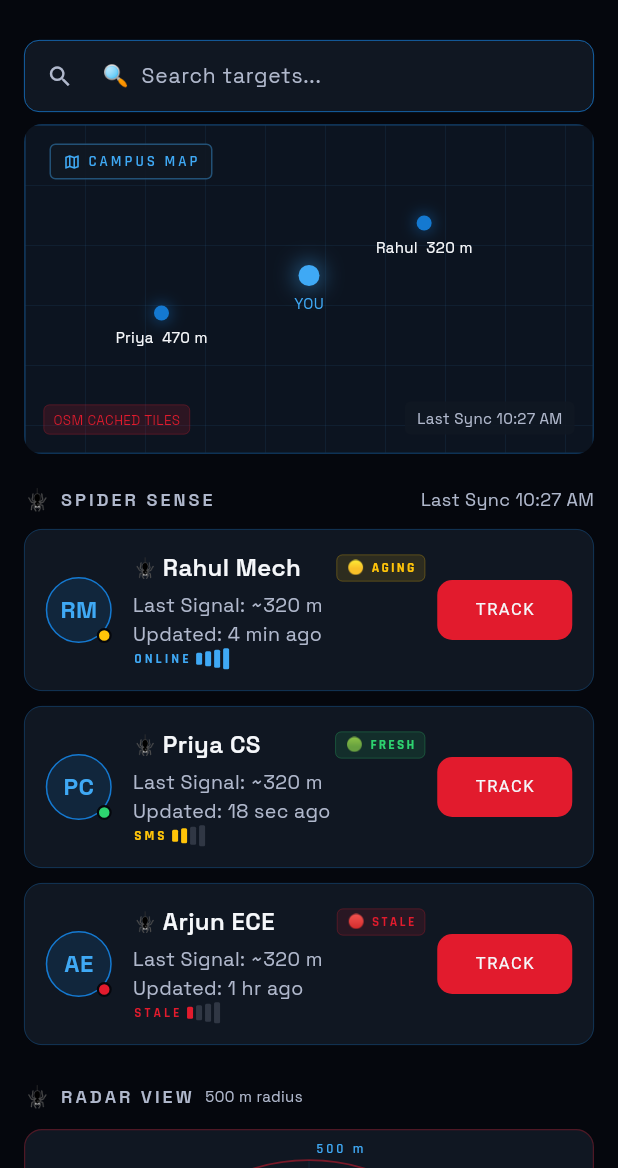
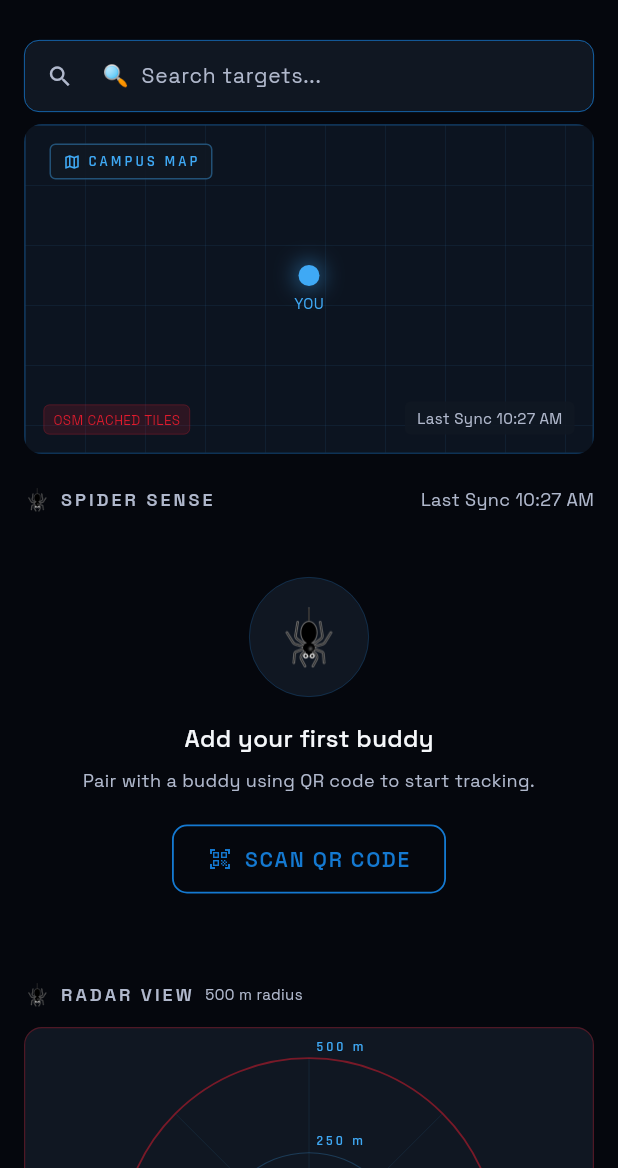
Before and after one commit to Aryan24a-git/Buddy-Tracker, a Flutter app: the screen it shows after launch, on a phone screen of 412 x 824 dp, the part 68-1236 px from its top. Run offline on Flutter 3.47's test engine with Material 3 defaults, Android fonts, the phone set to English and light mode, and no system bars; our stand-ins replace drift, flutter_dotenv, flutter_riverpod, geolocator, go_router, google_fonts and 3 more; missing offline and left inert: mobile_scanner, sqlite3; accounts and stored records are empty; generated files the repository leaves out were written again; network calls fail.

Commit message:
feat: wire real Drift database to buddy providers, remove mock markers, bump to v1.0.1

```diff
--- a/lib/core/constants/app_constants.dart
+++ b/lib/core/constants/app_constants.dart
@@ -6,7 +6,7 @@ class AppConstants {
   AppConstants._();
 
   // ── Version & GitHub Updates ─────────────────────────────────────────────
-  static const String appVersion = '1.0.0';
+  static const String appVersion = '1.0.1';
   static const String githubRepo = 'Aryan24a-git/Buddy-Tracker';
   static const String githubLatestReleaseApi =
       'https://api.github.com/repos/Aryan24a-git/Buddy-Tracker/releases/latest';
--- a/lib/features/dashboard/screens/dashboard_screen.dart
+++ b/lib/features/dashboard/screens/dashboard_screen.dart
@@ -144,6 +144,7 @@ class _DashboardScreenState extends ConsumerState<DashboardScreen> {
                         child: SizedBox(
                           height: 220,
                           child: MapPlaceholderWidget(
+                            buddies: buddies,
                             lastSyncTime: DateTime.now()
                                 .subtract(const Duration(minutes: 3)),
                           ),
--- a/lib/features/map/widgets/map_placeholder_widget.dart
+++ b/lib/features/map/widgets/map_placeholder_widget.dart
@@ -1,12 +1,18 @@
 import 'package:flutter/material.dart';
 import 'package:buddy_tracker/core/theme/theme.dart';
 import 'package:buddy_tracker/core/utils/freshness.dart';
+import 'package:buddy_tracker/models/buddy.dart';
 
 /// Campus map preview widget styled with tactical dark theme aesthetics.
 class MapPlaceholderWidget extends StatelessWidget {
-  const MapPlaceholderWidget({super.key, this.lastSyncTime});
+  const MapPlaceholderWidget({
+    super.key,
+    this.lastSyncTime,
+    this.buddies = const [],
+  });
 
   final DateTime? lastSyncTime;
+  final List<BuddyModel> buddies;
 
   @override
   Widget build(BuildContext context) {
@@ -23,36 +29,18 @@ class MapPlaceholderWidget extends StatelessWidget {
             size: Size.infinite,
           ),
 
-          // ── Mock marker: YOU ─────────────────────────────────────────
+          // ── Real marker: YOU ─────────────────────────────────────────
           const Center(
-            child: _MockMarker(
+            child: _BuddyMarker(
               label: 'YOU',
               color: AppColors.electricBlue,
               isYou: true,
             ),
           ),
 
-          // ── Mock marker: Rahul ────────────────────────────────────────
-          const Positioned(
-            top: 60,
-            right: 80,
-            child: _MockMarker(
-              label: 'Rahul',
-              color: AppColors.webBlue,
-              distanceLabel: '320 m',
-            ),
-          ),
-
-          // ── Mock marker: Priya ───────────────────────────────────────
-          const Positioned(
-            bottom: 70,
-            left: 60,
-            child: _MockMarker(
-              label: 'Priya',
-              color: AppColors.webBlue,
-              distanceLabel: '470 m',
-            ),
-          ),
+          // ── Dynamic markers for connected buddies ────────────────────
+          for (int i = 0; i < buddies.length && i < 4; i++)
+            _buildBuddyPosition(context, buddies[i], i),
 
           // ── CAMPUS MAP label ─────────────────────────────────────────
           Positioned(
@@ -125,12 +113,38 @@ class MapPlaceholderWidget extends StatelessWidget {
       ),
     );
   }
+
+  Widget _buildBuddyPosition(BuildContext context, BuddyModel buddy, int index) {
+    // Relative layout offsets for up to 4 buddies around the center
+    final offsets = [
+      const Alignment(0.6, -0.5),
+      const Alignment(-0.6, 0.5),
+      const Alignment(-0.5, -0.6),
+      const Alignment(0.5, 0.6),
+    ];
+
+    final align = offsets[index % offsets.length];
+
+    String? distanceText;
+    if (buddy.lastLocation != null) {
+      distanceText = '${buddy.lastLocation!.accuracy?.round() ?? 0}m acc';
+    }
+
+    return Align(
+      alignment: align,
+      child: _BuddyMarker(
+        label: buddy.displayName,
+        color: AppColors.webBlue,
+        distanceLabel: distanceText,
+      ),
+    );
+  }
 }
 
 // ── Private helpers ─────────────────────────────────────────────────────────
 
-class _MockMarker extends StatelessWidget {
-  const _MockMarker({
+class _BuddyMarker extends StatelessWidget {
+  const _BuddyMarker({
     required this.label,
     required this.color,
     this.distanceLabel,
--- a/lib/providers/buddy_providers.dart
+++ b/lib/providers/buddy_providers.dart
@@ -1,51 +1,67 @@
+import 'package:drift/drift.dart';
 import 'package:flutter_riverpod/flutter_riverpod.dart';
 import 'package:buddy_tracker/models/buddy.dart';
 import 'package:buddy_tracker/models/location.dart';
+import 'package:buddy_tracker/providers/service_providers.dart';
 
-/// Provides the active buddy list for display on dashboard and radar.
-final buddyListProvider = Provider<List<BuddyModel>>((ref) {
-  final now = DateTime.now();
-  return [
-    BuddyModel(
-      id: 'buddy-1',
-      displayName: 'Rahul Mech',
-      lastLocation: LocationModel(
-        buddyId: 'buddy-1',
-        latitude: 12.9720,
-        longitude: 77.5946,
-        timestamp: now.subtract(const Duration(minutes: 4)),
-        accuracy: 12,
-        speed: 0.58, // ~2.1 km/h
-        transport: LocationTransport.internet,
-      ),
+/// Reactive provider that streams real buddies and their latest locations directly from Drift SQLite.
+final buddyListStreamProvider = StreamProvider<List<BuddyModel>>((ref) {
+  final db = ref.watch(databaseProvider);
+
+  // Watch buddies and join with their last known locations
+  final query = db.select(db.buddies).join([
+    leftOuterJoin(
+      db.lastLocations,
+      db.lastLocations.buddyId.equalsExp(db.buddies.id),
     ),
-    BuddyModel(
-      id: 'buddy-2',
-      displayName: 'Priya CS',
-      lastLocation: LocationModel(
-        buddyId: 'buddy-2',
-        latitude: 12.9736,
-        longitude: 77.5952,
-        timestamp: now.subtract(const Duration(seconds: 18)),
-        accuracy: 8,
-        speed: 1.2,
-        transport: LocationTransport.sms,
-      ),
-    ),
-    BuddyModel(
-      id: 'buddy-3',
-      displayName: 'Arjun ECE',
-      lastLocation: LocationModel(
-        buddyId: 'buddy-3',
-        latitude: 12.9650,
-        longitude: 77.5890,
-        timestamp: now.subtract(const Duration(hours: 1, minutes: 15)),
-        accuracy: 20,
-        transport: LocationTransport.cache,
-      ),
-    ),
-  ];
+  ]);
+
+  return query.watch().map((rows) {
+    return rows.map((row) {
+      final buddyData = row.readTable(db.buddies);
+      final locationData = row.readTableOrNull(db.lastLocations);
+
+      LocationModel? location;
+      if (locationData != null) {
+        LocationTransport transport;
+        switch (locationData.transport) {
+          case 'internet':
+            transport = LocationTransport.internet;
+            break;
+          case 'sms':
+            transport = LocationTransport.sms;
+            break;
+          default:
+            transport = LocationTransport.cache;
+        }
+
+        location = LocationModel(
+          buddyId: locationData.buddyId,
+          latitude: locationData.latitude,
+          longitude: locationData.longitude,
+          timestamp: locationData.timestamp,
+          accuracy: locationData.accuracy,
+          speed: locationData.speed,
+          heading: locationData.heading,
+          transport: transport,
+        );
+      }
+
+      return BuddyModel(
+        id: buddyData.id,
+        displayName: buddyData.nickname ?? 'Buddy ${buddyData.id.substring(0, buddyData.id.length.clamp(0, 6))}',
+        nickname: buddyData.nickname,
+        lastLocation: location,
+      );
+    }).toList();
+  });
 });
 
-/// Selected buddy ID for the active tracking screen.
+/// Convenience synchronous list provider providing the current data (or empty list if uninitialized).
+final buddyListProvider = Provider<List<BuddyModel>>((ref) {
+  final asyncValue = ref.watch(buddyListStreamProvider);
+  return asyncValue.value ?? const [];
+});
+
+/// Selected buddy ID for active tracking.
 final selectedBuddyIdProvider = StateProvider<String?>((ref) => null);
--- a/pubspec.yaml
+++ b/pubspec.yaml
@@ -2,7 +2,7 @@ name: buddy_tracker
 description: "Consent-based college campus buddy location-sharing app with Spider-Sense radar."
 publish_to: 'none'
 
-version: 1.0.0+1
+version: 1.0.1+2
 
 environment:
   sdk: ^3.11.1
```
